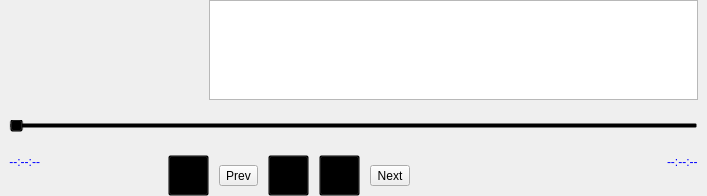
Qt form UAVManage/SoundGrade.ui (gessd/UAVManage) before a commit.
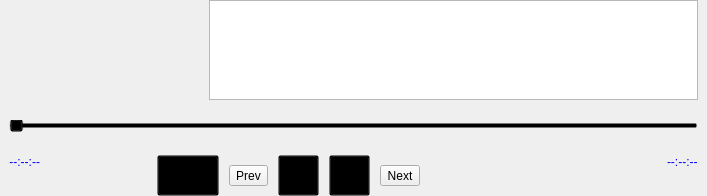
The same form after that commit. Icons and pictures are not drawn. Custom widgets are drawn as their Qt base class.

The edit to the form file:
```diff
--- a/UAVManage/SoundGrade.ui
+++ b/UAVManage/SoundGrade.ui
@@ -112,7 +112,7 @@
            <string notr="true">background:transparent;</string>
           </property>
           <property name="text">
-           <string>打开</string>
+           <string>导入音乐</string>
           </property>
           <property name="icon">
            <iconset resource="uavmanage.qrc">
@@ -125,7 +125,7 @@
            </size>
           </property>
           <property name="toolButtonStyle">
-           <enum>Qt::ToolButtonIconOnly</enum>
+           <enum>Qt::ToolButtonTextBesideIcon</enum>
           </property>
          </widget>
         </item>
```
